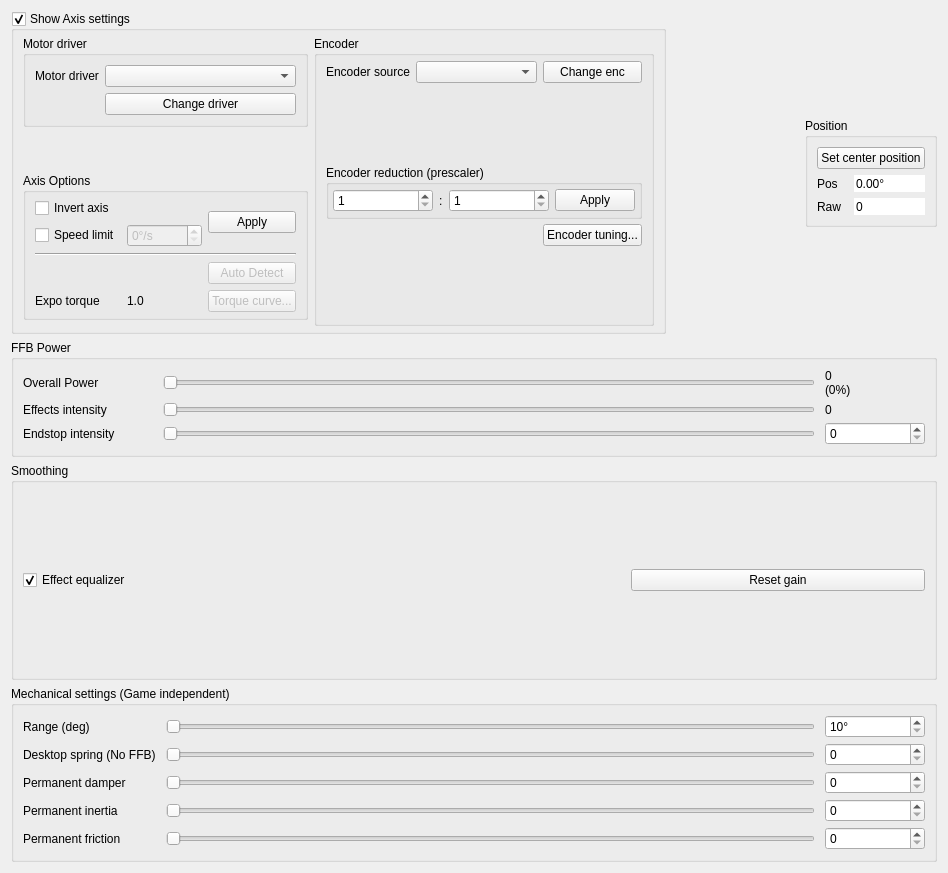
This is res/axis_ui.ui in Ultrawipf/OpenFFBoard-configurator as Qt 5 draws it before an edit. The edited form follows.
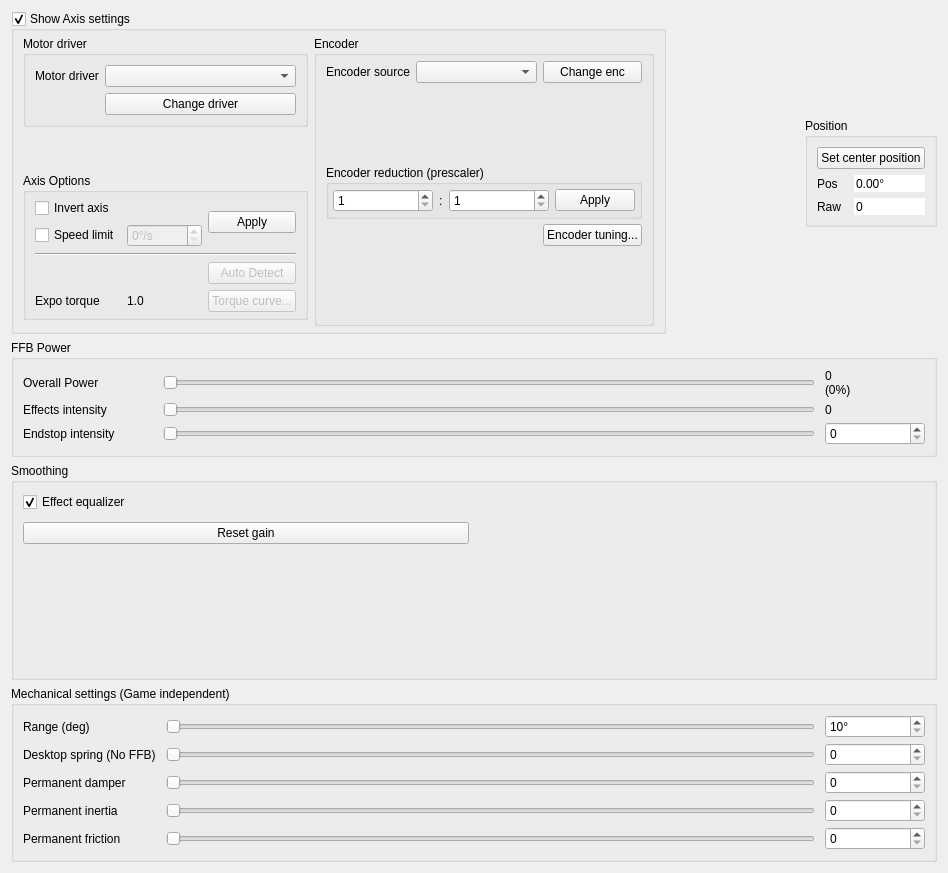
This is the edited form. Custom widgets are drawn as their Qt base class.

Commit message: Improved scaling of EQ graph

Diff of the .ui file:
```diff
--- a/res/axis_ui.ui
+++ b/res/axis_ui.ui
@@ -498,7 +498,27 @@
         </property>
        </widget>
       </item>
-      <item row="1" column="1">
+      <item row="2" column="0">
+       <widget class="QPushButton" name="pushButton_resetEq">
+        <property name="text">
+         <string>Reset gain</string>
+        </property>
+       </widget>
+      </item>
+      <item row="3" column="0">
+       <spacer name="verticalSpacer_eq">
+        <property name="orientation">
+         <enum>Qt::Orientation::Vertical</enum>
+        </property>
+        <property name="sizeHint" stdset="0">
+         <size>
+          <width>20</width>
+          <height>0</height>
+         </size>
+        </property>
+       </spacer>
+      </item>
+      <item row="1" column="1" rowspan="3">
        <widget class="QChartView" name="graphWidget_eq" native="true">
         <property name="sizePolicy">
          <sizepolicy hsizetype="Preferred" vsizetype="Expanding">
@@ -514,13 +534,6 @@
         </property>
        </widget>
       </item>
-      <item row="1" column="2">
-       <widget class="QPushButton" name="pushButton_resetEq">
-        <property name="text">
-         <string>Reset gain</string>
-        </property>
-       </widget>
-      </item>
      </layout>
     </widget>
    </item>
```
The commit also changes 1 other file.
